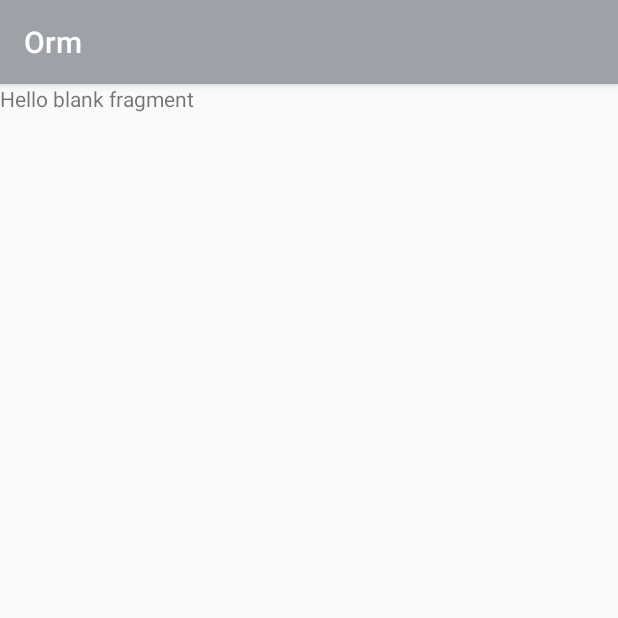
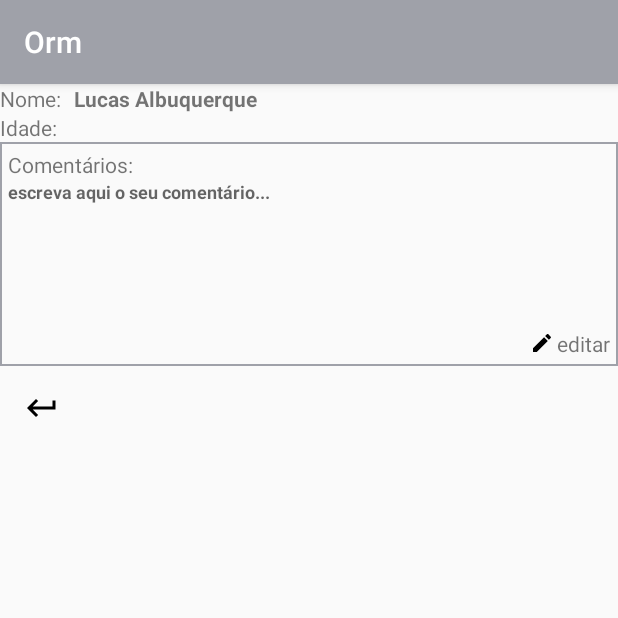
Before and after one commit to albuquerquerlucas/Orm, an Android app: the fragment DetailsFragment shown on its own in the app's theme, on a phone screen of 412 x 824 dp, the top half of it. Run offline under Robolectric (Android 15) with nearby library versions, the phone set to English and light mode, and no system bars.

Commit message:
Adicionado os botões de funções dos comentários

```diff
--- a/app/src/main/res/layout/fragment_details.xml
+++ b/app/src/main/res/layout/fragment_details.xml
@@ -1,13 +1,118 @@
-<FrameLayout xmlns:android="http://schemas.android.com/apk/res/android"
+<RelativeLayout xmlns:android="http://schemas.android.com/apk/res/android"
     xmlns:tools="http://schemas.android.com/tools"
     android:layout_width="match_parent"
     android:layout_height="match_parent"
     tools:context="br.com.prot.orm.ui.fragment.DetailsFragment">
 
-    <!-- TODO: Update blank fragment layout -->
-    <TextView
+    <LinearLayout
+        android:id="@+id/linear_01"
+        android:orientation="horizontal"
         android:layout_width="match_parent"
-        android:layout_height="match_parent"
-        android:text="@string/hello_blank_fragment" />
+        android:layout_height="wrap_content">
 
-</FrameLayout>
+        <TextView
+            android:layout_width="wrap_content"
+            android:layout_height="wrap_content"
+            android:text="Nome: "/>
+
+        <TextView
+            android:id="@+id/txt_nome"
+            android:layout_width="wrap_content"
+            android:layout_height="wrap_content"
+            android:layout_marginLeft="5dp"
+            android:text="Lucas Albuquerque"
+            android:textStyle="bold"/>
+    </LinearLayout>
+
+    <LinearLayout
+        android:id="@+id/linear_02"
+        android:orientation="horizontal"
+        android:layout_width="match_parent"
+        android:layout_height="wrap_content"
+        android:layout_below="@+id/linear_01">
+
+        <TextView
+            android:layout_width="wrap_content"
+            android:layout_height="wrap_content"
+            android:text="Idade: "/>
+
+        <TextView
+            android:id="@+id/txt_idade"
+            android:layout_width="wrap_content"
+            android:layout_height="wrap_content"
+            android:layout_marginLeft="5dp"
+            android:text=""
+            android:textStyle="bold"/>
+    </LinearLayout>
+
+    <LinearLayout
+        android:id="@+id/linear_03"
+        android:orientation="vertical"
+        android:layout_width="match_parent"
+        android:layout_height="wrap_content"
+        android:padding="5dp"
+        android:layout_below="@+id/linear_02"
+        android:background="@drawable/comentarios_background">
+
+        <TextView
+            android:layout_width="match_parent"
+            android:layout_height="wrap_content"
+            android:text="Comentários: "/>
+
+        <EditText
+            android:id="@+id/edt_comentarios"
+            android:layout_width="match_parent"
+            android:layout_height="100dp"
+            android:textSize="12dp"
+            android:textColor="@color/colorPrimary"
+            android:textStyle="bold"
+            android:hint="escreva aqui o seu comentário..."
+            android:inputType="textMultiLine"
+            android:gravity="top"
+            android:background="@drawable/edit_background"
+            android:enabled="false"/>
+
+        <LinearLayout
+            android:orientation="horizontal"
+            android:layout_width="match_parent"
+            android:layout_height="wrap_content"
+            android:gravity="right">
+
+            <TextView
+                android:id="@+id/txt_save_comentario"
+                android:layout_width="wrap_content"
+                android:layout_height="wrap_content"
+                android:text="salvar"
+                android:drawablePadding="2dp"
+                android:drawableLeft="@drawable/ic_save_black_16dp"
+                android:visibility="gone"/>
+
+            <TextView
+                android:id="@+id/txt_cancel"
+                android:layout_width="wrap_content"
+                android:layout_height="wrap_content"
+                android:layout_marginLeft="10dp"
+                android:text="cancelar"
+                android:drawablePadding="2dp"
+                android:drawableLeft="@drawable/ic_clear_black_24dp"
+                android:visibility="gone"/>
+
+            <TextView
+                android:id="@+id/txt_editar"
+                android:layout_width="wrap_content"
+                android:layout_height="wrap_content"
+                android:layout_marginLeft="10dp"
+                android:drawablePadding="2dp"
+                android:drawableLeft="@drawable/ic_create_black_24dp"
+                android:text="editar" />
+        </LinearLayout>
+    </LinearLayout>
+
+    <ImageView
+        android:id="@+id/img_return"
+        android:layout_width="wrap_content"
+        android:layout_height="wrap_content"
+        android:padding="16dp"
+        android:src="@drawable/ic_keyboard_return_black_24dp"
+        android:layout_below="@+id/linear_03"/>
+</RelativeLayout>
```
